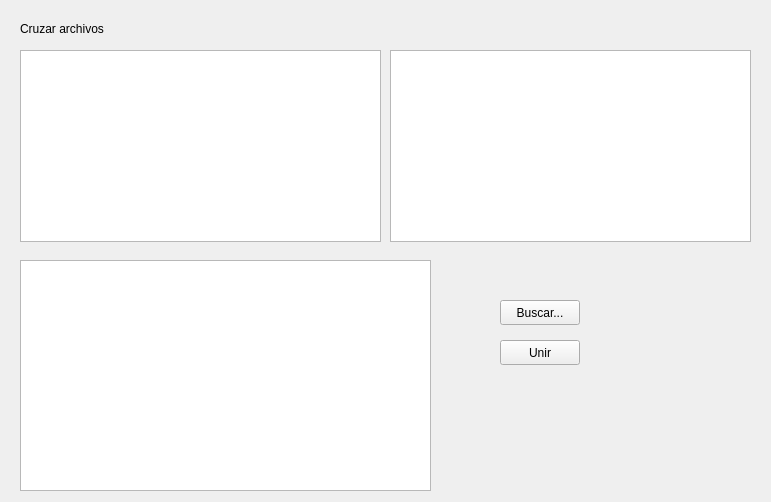
The window that linkedfileswindow.ui (carlosvelaquez/ProyectoEDII) describes before a commit, drawn with Qt 5.
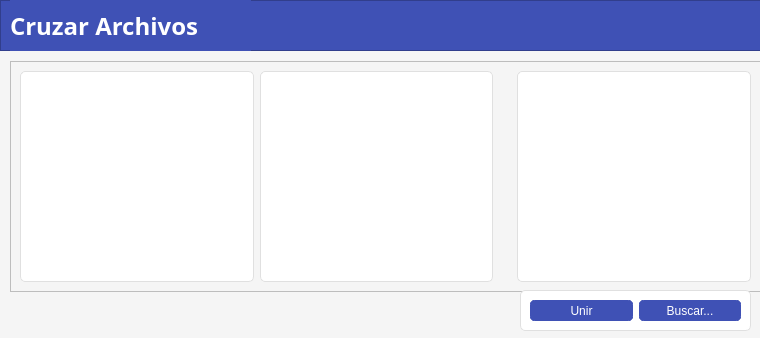
The same window after the commit.

Patch:
```diff
--- a/linkedfileswindow.ui
+++ b/linkedfileswindow.ui
@@ -6,81 +6,187 @@
    <rect>
     <x>0</x>
     <y>0</y>
-    <width>771</width>
-    <height>502</height>
+    <width>760</width>
+    <height>338</height>
    </rect>
   </property>
   <property name="windowTitle">
    <string>Form</string>
   </property>
-  <widget class="QLabel" name="label">
+  <property name="styleSheet">
+   <string notr="true">QWidget{
+	background-color: #F5F5F5;
+}
+
+
+QPushButton{
+	background-color: #3F51B5;
+	color: white;
+	border-radius: 5px;
+	border-width: 5px;
+	border-style: solid;
+	border-color: #3F51B5;
+}</string>
+  </property>
+  <widget class="QFrame" name="frame_3">
    <property name="geometry">
     <rect>
-     <x>20</x>
-     <y>20</y>
-     <width>91</width>
-     <height>17</height>
+     <x>0</x>
+     <y>0</y>
+     <width>761</width>
+     <height>51</height>
     </rect>
    </property>
-   <property name="text">
-    <string>Cruzar archivos</string>
+   <property name="styleSheet">
+    <string notr="true">background-color:#3F51B5;
+color: white;</string>
    </property>
-  </widget>
-  <widget class="QTableWidget" name="tableWidget">
-   <property name="geometry">
-    <rect>
-     <x>20</x>
-     <y>50</y>
-     <width>361</width>
-     <height>192</height>
-    </rect>
+   <property name="frameShape">
+    <enum>QFrame::StyledPanel</enum>
    </property>
-  </widget>
-  <widget class="QTableWidget" name="tableWidget_2">
-   <property name="geometry">
-    <rect>
-     <x>390</x>
-     <y>50</y>
-     <width>361</width>
-     <height>192</height>
-    </rect>
+   <property name="frameShadow">
+    <enum>QFrame::Raised</enum>
    </property>
+   <widget class="QLabel" name="label_3">
+    <property name="geometry">
+     <rect>
+      <x>10</x>
+      <y>0</y>
+      <width>241</width>
+      <height>51</height>
+     </rect>
+    </property>
+    <property name="font">
+     <font>
+      <family>Montserrat</family>
+      <pointsize>18</pointsize>
+      <weight>75</weight>
+      <bold>true</bold>
+     </font>
+    </property>
+    <property name="text">
+     <string>Cruzar Archivos</string>
+    </property>
+   </widget>
   </widget>
-  <widget class="QTableWidget" name="tableWidget_3">
+  <widget class="QFrame" name="frame">
    <property name="geometry">
     <rect>
-     <x>20</x>
-     <y>260</y>
-     <width>411</width>
+     <x>10</x>
+     <y>61</y>
+     <width>751</width>
      <height>231</height>
     </rect>
    </property>
-  </widget>
-  <widget class="QPushButton" name="pushButton">
-   <property name="geometry">
-    <rect>
-     <x>500</x>
-     <y>300</y>
-     <width>80</width>
-     <height>25</height>
-    </rect>
+   <property name="frameShape">
+    <enum>QFrame::StyledPanel</enum>
    </property>
-   <property name="text">
-    <string>Buscar...</string>
+   <property name="frameShadow">
+    <enum>QFrame::Raised</enum>
    </property>
+   <layout class="QHBoxLayout" name="horizontalLayout">
+    <item>
+     <widget class="QTableWidget" name="tableWidget">
+      <property name="styleSheet">
+       <string notr="true">QFrame{
+	border: 1px solid #E0E0E0;
+	border-radius: 5px;
+	background-color: white;
+}
+
+QLabel{
+	border: 0px;
+}</string>
+      </property>
+     </widget>
+    </item>
+    <item>
+     <widget class="QTableWidget" name="tableWidget_2">
+      <property name="styleSheet">
+       <string notr="true">QFrame{
+	border: 1px solid #E0E0E0;
+	border-radius: 5px;
+	background-color: white;
+}
+
+QLabel{
+	border: 0px;
+}</string>
+      </property>
+     </widget>
+    </item>
+    <item>
+     <spacer name="horizontalSpacer">
+      <property name="orientation">
+       <enum>Qt::Horizontal</enum>
+      </property>
+      <property name="sizeHint" stdset="0">
+       <size>
+        <width>40</width>
+        <height>20</height>
+       </size>
+      </property>
+     </spacer>
+    </item>
+    <item>
+     <widget class="QTableWidget" name="tableWidget_3">
+      <property name="styleSheet">
+       <string notr="true">QFrame{
+	border: 1px solid #E0E0E0;
+	border-radius: 5px;
+	background-color: white;
+}
+
+QLabel{
+	border: 0px;
+}</string>
+      </property>
+     </widget>
+    </item>
+   </layout>
   </widget>
-  <widget class="QPushButton" name="pushButton_2">
+  <widget class="QFrame" name="frame_2">
    <property name="geometry">
     <rect>
-     <x>500</x>
-     <y>340</y>
-     <width>80</width>
-     <height>25</height>
+     <x>520</x>
+     <y>290</y>
+     <width>231</width>
+     <height>41</height>
     </rect>
    </property>
-   <property name="text">
-    <string>Unir</string>
+   <property name="styleSheet">
+    <string notr="true">QFrame{
+	border: 1px solid #E0E0E0;
+	border-radius: 5px;
+	background-color: white;
+}
+
+QLabel{
+	border: 0px;
+}</string>
    </property>
+   <property name="frameShape">
+    <enum>QFrame::StyledPanel</enum>
+   </property>
+   <property name="frameShadow">
+    <enum>QFrame::Raised</enum>
+   </property>
+   <layout class="QHBoxLayout" name="horizontalLayout_2">
+    <item>
+     <widget class="QPushButton" name="pushButton_2">
+      <property name="text">
+       <string>Unir</string>
+      </property>
+     </widget>
+    </item>
+    <item>
+     <widget class="QPushButton" name="pushButton">
+      <property name="text">
+       <string>Buscar...</string>
+      </property>
+     </widget>
+    </item>
+   </layout>
   </widget>
  </widget>
  <resources/>
```
